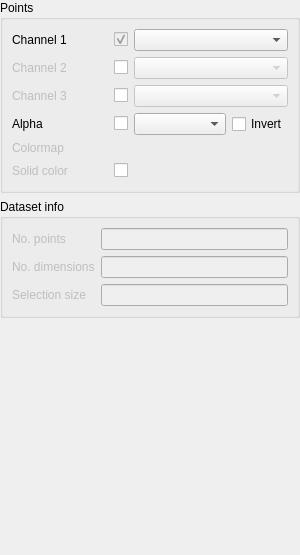
This is src/PointsLayerWidget.ui in ManiVaultStudio/ImageViewerPlugin as Qt 5 draws it before an edit. The edited form follows.
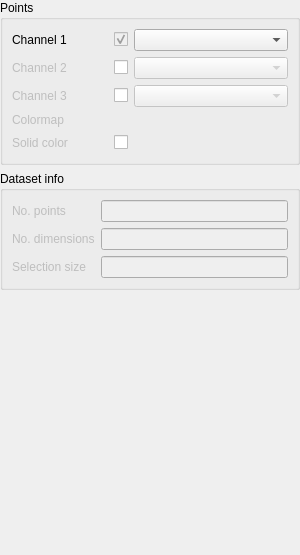
This is the edited form. Custom widgets are drawn as their Qt base class.

Commit message: Work on points layer ui

What changed in the file:
```diff
--- a/src/PointsLayerWidget.ui
+++ b/src/PointsLayerWidget.ui
@@ -56,47 +56,10 @@
       <string>Points</string>
      </property>
      <layout class="QGridLayout" name="gridLayout">
-      <item row="4" column="0">
-       <layout class="QHBoxLayout" name="channel3HorizontalLayout">
-        <property name="spacing">
-         <number>6</number>
-        </property>
-        <item>
-         <widget class="QLabel" name="channel3Label">
-          <property name="enabled">
-           <bool>false</bool>
-          </property>
-          <property name="text">
-           <string>Channel 3</string>
-          </property>
-         </widget>
-        </item>
-        <item>
-         <spacer name="channel3HorizontalSpacer">
-          <property name="orientation">
-           <enum>Qt::Horizontal</enum>
-          </property>
-          <property name="sizeHint" stdset="0">
-           <size>
-            <width>40</width>
-            <height>20</height>
-           </size>
-          </property>
-         </spacer>
-        </item>
-        <item>
-         <widget class="QCheckBox" name="channel3CheckBox">
-          <property name="text">
-           <string/>
-          </property>
-         </widget>
-        </item>
-       </layout>
-      </item>
-      <item row="2" column="1">
-       <widget class="QComboBox" name="channel1ComboBox">
+      <item row="3" column="1">
+       <widget class="QComboBox" name="channel2ComboBox">
         <property name="enabled">
-         <bool>true</bool>
+         <bool>false</bool>
         </property>
         <property name="sizePolicy">
          <sizepolicy hsizetype="Preferred" vsizetype="Fixed">
@@ -107,6 +70,59 @@
        </widget>
       </item>
       <item row="8" column="0">
+       <layout class="QHBoxLayout" name="colorHorizontalLayout">
+        <property name="spacing">
+         <number>6</number>
+        </property>
+        <property name="bottomMargin">
+         <number>0</number>
+        </property>
+        <item>
+         <widget class="QLabel" name="solidColorLabel">
+          <property name="enabled">
+           <bool>false</bool>
+          </property>
+          <property name="text">
+           <string>Solid color</string>
+          </property>
+         </widget>
+        </item>
+        <item>
+         <spacer name="colorHorizontalSpacer">
+          <property name="orientation">
+           <enum>Qt::Horizontal</enum>
+          </property>
+          <property name="sizeHint" stdset="0">
+           <size>
+            <width>40</width>
+            <height>20</height>
+           </size>
+          </property>
+         </spacer>
+        </item>
+        <item>
+         <widget class="QCheckBox" name="solidColorCheckBox">
+          <property name="text">
+           <string/>
+          </property>
+         </widget>
+        </item>
+       </layout>
+      </item>
+      <item row="4" column="1">
+       <widget class="QComboBox" name="channel3ComboBox">
+        <property name="enabled">
+         <bool>false</bool>
+        </property>
+        <property name="sizePolicy">
+         <sizepolicy hsizetype="Preferred" vsizetype="Fixed">
+          <horstretch>1</horstretch>
+          <verstretch>0</verstretch>
+         </sizepolicy>
+        </property>
+       </widget>
+      </item>
+      <item row="7" column="0">
        <widget class="QLabel" name="colormapLabel">
         <property name="enabled">
          <bool>false</bool>
@@ -116,13 +132,6 @@
         </property>
        </widget>
       </item>
-      <item row="8" column="1">
-       <widget class="ColorMapComboBox" name="colormapComboBox" native="true">
-        <property name="enabled">
-         <bool>false</bool>
-        </property>
-       </widget>
-      </item>
       <item row="2" column="0">
        <layout class="QHBoxLayout" name="channel1HorizontalLayout">
         <property name="spacing">
@@ -166,100 +175,13 @@
         </item>
        </layout>
       </item>
-      <item row="5" column="0">
-       <layout class="QHBoxLayout" name="alphaHorizontalLayout">
-        <property name="bottomMargin">
-         <number>0</number>
-        </property>
-        <item>
-         <widget class="QLabel" name="alphaLabel">
-          <property name="text">
-           <string>Alpha</string>
-          </property>
-         </widget>
-        </item>
-        <item>
-         <spacer name="alphaHorizontalSpacer">
-          <property name="orientation">
-           <enum>Qt::Horizontal</enum>
-          </property>
-          <property name="sizeHint" stdset="0">
-           <size>
-            <width>40</width>
-            <height>20</height>
-           </size>
-          </property>
-         </spacer>
-        </item>
-        <item>
-         <widget class="QCheckBox" name="alphaCheckBox">
-          <property name="text">
-           <string/>
-          </property>
-         </widget>
-        </item>
-       </layout>
-      </item>
-      <item row="9" column="0">
-       <layout class="QHBoxLayout" name="colorHorizontalLayout">
-        <property name="spacing">
-         <number>6</number>
-        </property>
-        <property name="bottomMargin">
-         <number>0</number>
-        </property>
-        <item>
-         <widget class="QLabel" name="solidColorLabel">
-          <property name="enabled">
-           <bool>false</bool>
-          </property>
-          <property name="text">
-           <string>Solid color</string>
-          </property>
-         </widget>
-        </item>
-        <item>
-         <spacer name="colorHorizontalSpacer">
-          <property name="orientation">
-           <enum>Qt::Horizontal</enum>
-          </property>
-          <property name="sizeHint" stdset="0">
-           <size>
-            <width>40</width>
-            <height>20</height>
-           </size>
-          </property>
-         </spacer>
-        </item>
-        <item>
-         <widget class="QCheckBox" name="solidColorCheckBox">
-          <property name="text">
-           <string/>
-          </property>
-         </widget>
-        </item>
-       </layout>
-      </item>
-      <item row="4" column="1">
-       <widget class="QComboBox" name="channel3ComboBox">
-        <property name="enabled">
-         <bool>false</bool>
-        </property>
-        <property name="sizePolicy">
-         <sizepolicy hsizetype="Preferred" vsizetype="Fixed">
-          <horstretch>1</horstretch>
-          <verstretch>0</verstretch>
-         </sizepolicy>
-        </property>
-       </widget>
-      </item>
-      <item row="9" column="1">
+      <item row="8" column="1">
        <widget class="ColorWidget" name="solidColorPushButton" native="true"/>
       </item>
-      <item row="3" column="1">
-       <widget class="QComboBox" name="channel2ComboBox">
+      <item row="2" column="1">
+       <widget class="QComboBox" name="channel1ComboBox">
         <property name="enabled">
-         <bool>false</bool>
+         <bool>true</bool>
         </property>
         <property name="sizePolicy">
          <sizepolicy hsizetype="Preferred" vsizetype="Fixed">
@@ -269,6 +191,50 @@
         </property>
        </widget>
       </item>
+      <item row="7" column="1">
+       <widget class="ColorMapComboBox" name="colormapComboBox" native="true">
+        <property name="enabled">
+         <bool>false</bool>
+        </property>
+       </widget>
+      </item>
+      <item row="4" column="0">
+       <layout class="QHBoxLayout" name="channel3HorizontalLayout">
+        <property name="spacing">
+         <number>6</number>
+        </property>
+        <item>
+         <widget class="QLabel" name="channel3Label">
+          <property name="enabled">
+           <bool>false</bool>
+          </property>
+          <property name="text">
+           <string>Channel 3</string>
+          </property>
+         </widget>
+        </item>
+        <item>
+         <spacer name="channel3HorizontalSpacer">
+          <property name="orientation">
+           <enum>Qt::Horizontal</enum>
+          </property>
+          <property name="sizeHint" stdset="0">
+           <size>
+            <width>40</width>
+            <height>20</height>
+           </size>
+          </property>
+         </spacer>
+        </item>
+        <item>
+         <widget class="QCheckBox" name="channel3CheckBox">
+          <property name="text">
+           <string/>
+          </property>
+         </widget>
+        </item>
+       </layout>
+      </item>
       <item row="3" column="0">
        <layout class="QHBoxLayout" name="channel2HorizontalLayout">
         <property name="spacing">
@@ -309,30 +275,6 @@
         </item>
        </layout>
       </item>
-      <item row="5" column="1">
-       <layout class="QHBoxLayout" name="horizontalLayout">
-        <property name="bottomMargin">
-         <number>0</number>
-        </property>
-        <item>
-         <widget class="QComboBox" name="alphaComboBox">
-          <property name="sizePolicy">
-           <sizepolicy hsizetype="Preferred" vsizetype="Fixed">
-            <horstretch>1</horstretch>
-            <verstretch>0</verstretch>
-           </sizepolicy>
-          </property>
-         </widget>
-        </item>
-        <item>
-         <widget class="QCheckBox" name="alphaInvertCheckBox">
-          <property name="text">
-           <string>Invert</string>
-          </property>
-         </widget>
-        </item>
-       </layout>
-      </item>
      </layout>
     </widget>
    </item>
```
The commit also changes 2 other files.
